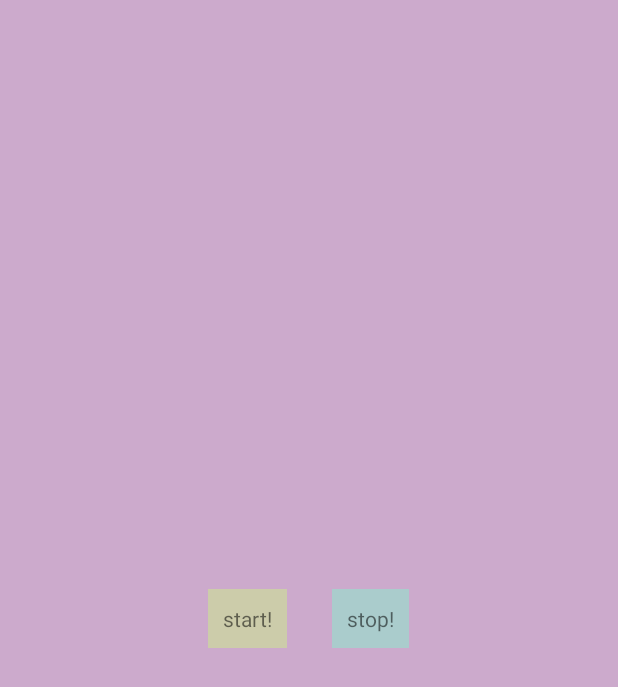
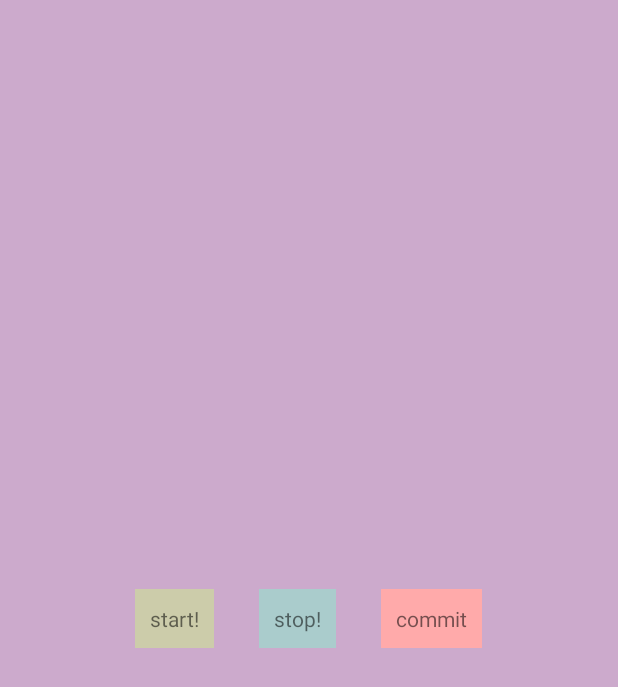
Before and after one commit to ZBL-Kiven/BarrageDrawer, an Android app: the screen it shows after launch (MainActivity), on a phone screen of 412 x 824 dp. Shown: the top 687 px of the screen. Run offline under Robolectric (Android 15) with nearby library versions, the phone set to English and light mode, and no system bars.

Commit message:
提交弹幕，临时方案，提交时间延后150，否则完全无法绘制出提交的弹幕

```diff
--- a/app/src/main/res/layout/activity_main.xml
+++ b/app/src/main/res/layout/activity_main.xml
@@ -32,7 +32,16 @@
             android:background="#acc"
             android:onClick="clickToStop"
             android:padding="10dp"
+            android:layout_marginEnd="30dp"
             android:text="stop!" />
+
+        <TextView
+            android:layout_width="wrap_content"
+            android:layout_height="wrap_content"
+            android:background="#faa"
+            android:onClick="clickToCommit"
+            android:padding="10dp"
+            android:text="commit" />
     </LinearLayout>
 
     <FrameLayout
```
Also changed, not shown: Danmaku/src/main/java/com/zj/danmaku/BarrageRepository.kt (+5 -3 lines), app/src/main/java/com/test/barrage/MainActivity.kt (+7 -0 lines).
